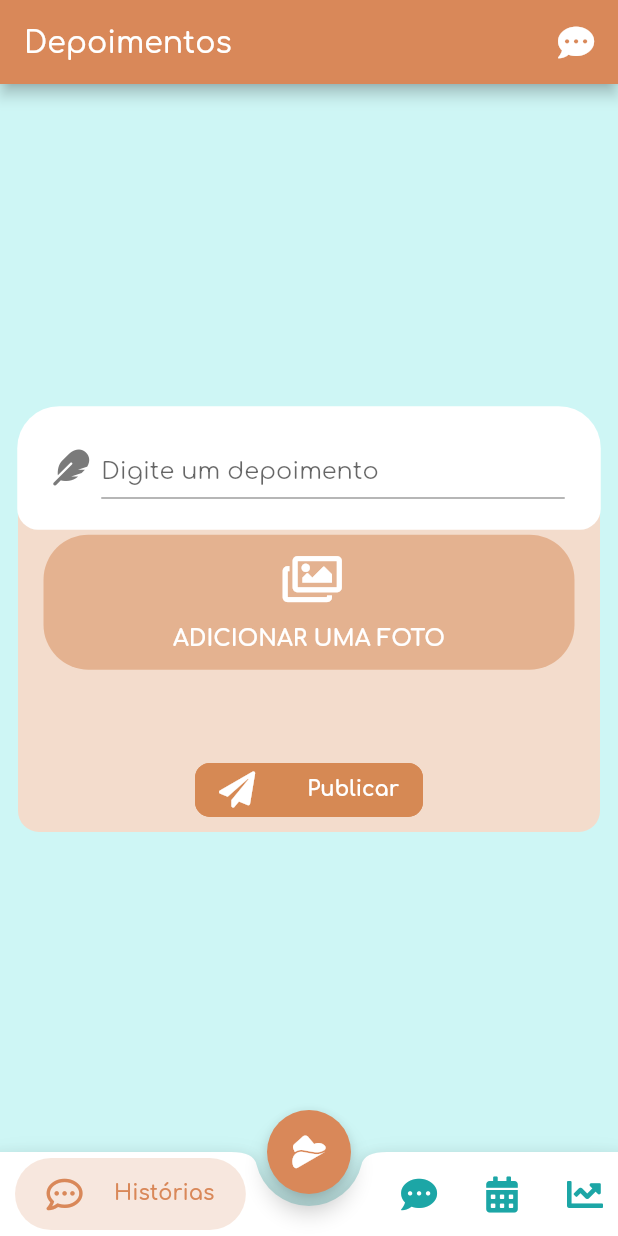
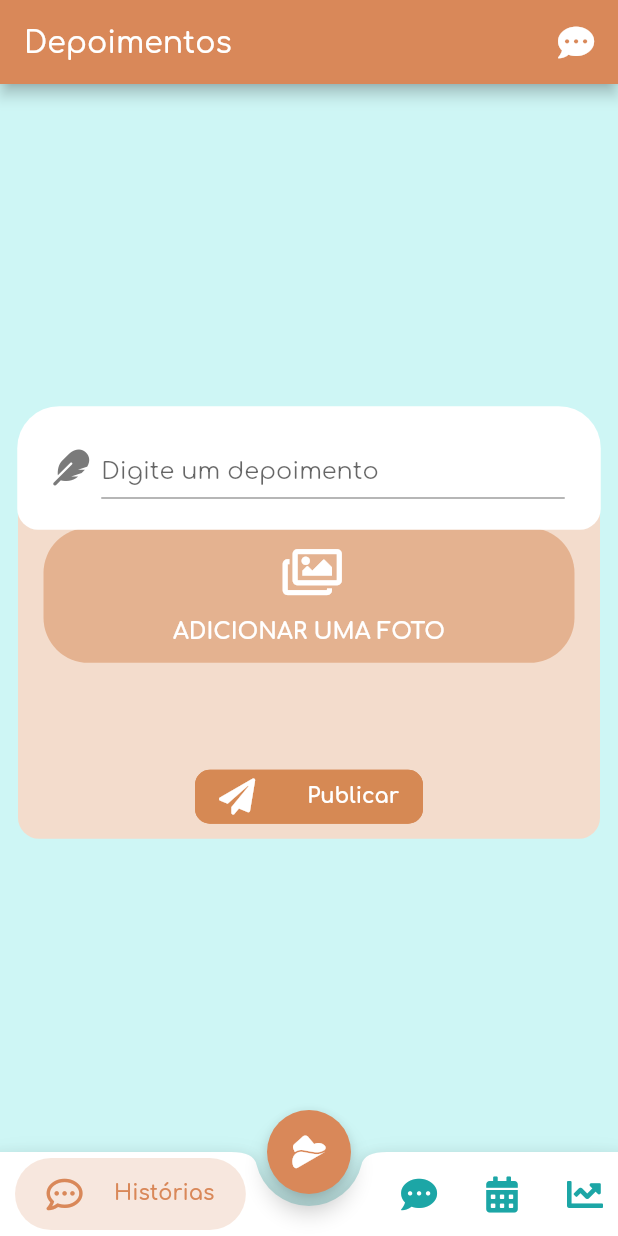
Before and after one commit to VitorHugoOli/EquoKids, a Flutter app: the screen it shows after launch, item 2 of the bottom bar chosen, on a phone screen of 412 x 824 dp. Run offline on Flutter 3.47's test engine with Material 2 defaults, Android fonts, the phone set to English and light mode, and no system bars; drawn by our look-alikes of badges; our stand-ins replace charts_flutter, flushbar, flutter_calendar_carousel, font_awesome_flutter, image_picker, lottie; project files that could hold a hidden picture were left out.

Commit message:
Consertando bugs

```diff
--- a/lib/Testimonial/Testimonial.dart
+++ b/lib/Testimonial/Testimonial.dart
@@ -151,7 +151,7 @@ class _TestimonialState extends State<Testimonial> {
     return Container(
       margin: EdgeInsets.only(top: size.height * 0.039, left: 12, right: 12),
       padding: EdgeInsets.only(top: 45, left: 13, right: 13),
-      height: size.height * 0.30,
+      height: size.height * 0.32,
       width: size.width,
       decoration: BoxDecoration(
         color: Color(0xffF3DCCC),
```
